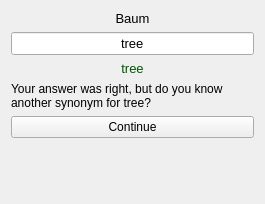
The window that src/practice/practice_widget_written.ui (KDE/parley) describes before a commit, drawn with Qt 5.
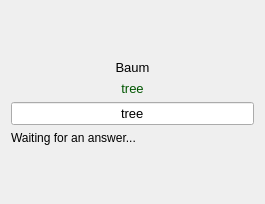
The same window after the commit. Custom widgets are drawn as their Qt base class.

Commit message: make most buttons work and written practice to some degree

```diff
--- a/src/practice/practice_widget_written.ui
+++ b/src/practice/practice_widget_written.ui
@@ -14,6 +14,19 @@
    <string>Form</string>
   </property>
   <layout class="QVBoxLayout" name="verticalLayout">
+   <item>
+    <spacer name="verticalSpacer_2">
+     <property name="orientation">
+      <enum>Qt::Vertical</enum>
+     </property>
+     <property name="sizeHint" stdset="0">
+      <size>
+       <width>20</width>
+       <height>40</height>
+      </size>
+     </property>
+    </spacer>
+   </item>
    <item>
     <widget class="QLabel" name="questionLabel">
      <property name="font">
@@ -29,21 +42,6 @@
      </property>
     </widget>
    </item>
-   <item>
-    <widget class="KLineEdit" name="answerEdit">
-     <property name="font">
-      <font>
-       <pointsize>10</pointsize>
-      </font>
-     </property>
-     <property name="text">
-      <string>tree</string>
-     </property>
-     <property name="alignment">
-      <set>Qt::AlignCenter</set>
-     </property>
-    </widget>
-   </item>
    <item>
     <widget class="QLabel" name="solutionLabel">
      <property name="palette">
@@ -123,23 +121,31 @@
      </property>
     </widget>
    </item>
+   <item>
+    <widget class="KLineEdit" name="answerEdit">
+     <property name="font">
+      <font>
+       <pointsize>10</pointsize>
+      </font>
+     </property>
+     <property name="text">
+      <string>tree</string>
+     </property>
+     <property name="alignment">
+      <set>Qt::AlignCenter</set>
+     </property>
+    </widget>
+   </item>
    <item>
     <widget class="QLabel" name="helpLabel">
      <property name="text">
-      <string>Your answer was right, but do you know another synonym for tree?</string>
+      <string>Waiting for an answer...</string>
      </property>
      <property name="wordWrap">
       <bool>true</bool>
      </property>
     </widget>
    </item>
-   <item>
-    <widget class="QPushButton" name="continueButton">
-     <property name="text">
-      <string>Continue</string>
-     </property>
-    </widget>
-   </item>
    <item>
     <spacer name="verticalSpacer">
      <property name="orientation">
```
The commit also changes 15 other files.
